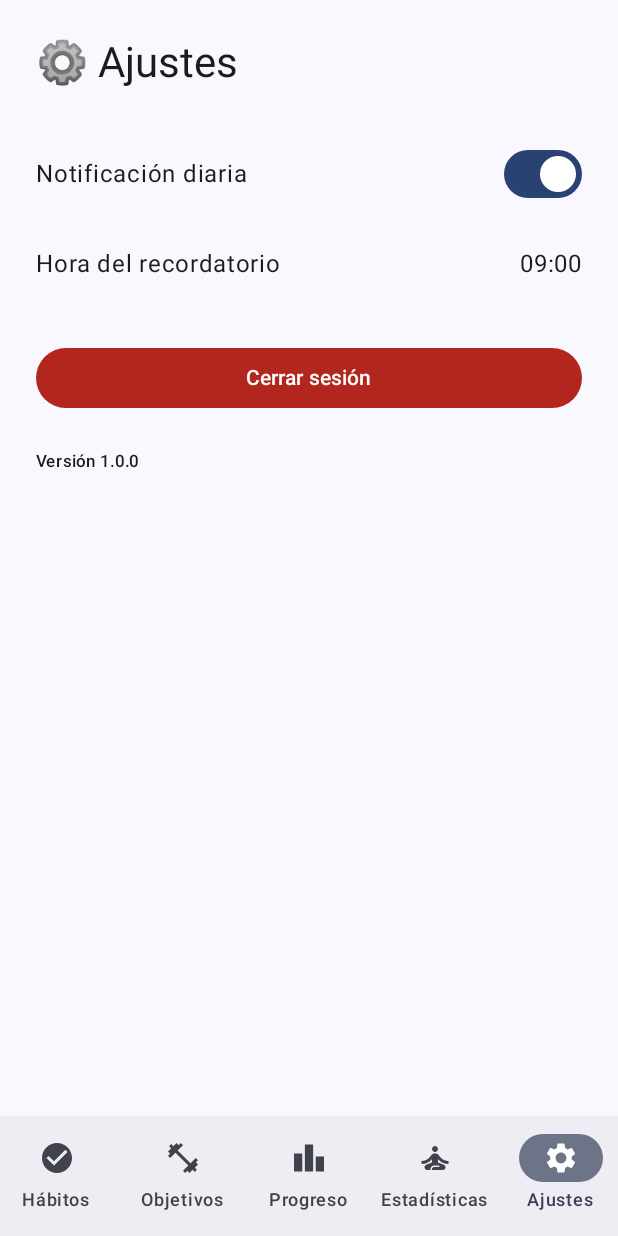
After one commit to Diegoalvmor/Habits360, an Android app built with Jetpack Compose: the SettingsScreen screen opened through its navigation route, on a phone screen of 412 x 824 dp. The commit adds this screen. Run offline under Robolectric (Android 15) with nearby library versions, the phone set to English and light mode, and no system bars; our stand-ins replace Firebase (no records; nobody signed in at launch, a user with empty details on screens opened directly); 2 statements that could not run were skipped.

Commit message:
News:
Added SettingsScreen, manages daily reminder and it's daily hour.

Have to add:

 Control of personal stats in settings screen.

 Maybe more notifications

 Improve UI in general for habits and goals screens.

```diff
--- /dev/null
+++ b/app/src/main/java/com/example/habits360/features/settings/SettingsScreen.kt
@@ -0,0 +1,117 @@
+package com.example.habits360.features.settings
+
+import android.app.TimePickerDialog
+import android.content.Intent
+import androidx.compose.foundation.clickable
+import androidx.compose.foundation.layout.Column
+import androidx.compose.foundation.layout.Row
+import androidx.compose.foundation.layout.Spacer
+import androidx.compose.foundation.layout.fillMaxSize
+import androidx.compose.foundation.layout.fillMaxWidth
+import androidx.compose.foundation.layout.height
+import androidx.compose.foundation.layout.padding
+import androidx.compose.material3.Button
+import androidx.compose.material3.ButtonDefaults
+import androidx.compose.material3.MaterialTheme
+import androidx.compose.material3.Switch
+import androidx.compose.material3.Text
+import androidx.compose.runtime.Composable
+import androidx.compose.runtime.LaunchedEffect
+import androidx.compose.runtime.getValue
+import androidx.compose.runtime.mutableStateOf
+import androidx.compose.runtime.remember
+import androidx.compose.ui.Alignment
+import androidx.compose.ui.Modifier
+import androidx.compose.ui.platform.LocalContext
+import androidx.compose.ui.unit.dp
+import androidx.lifecycle.viewmodel.compose.viewModel
+import androidx.navigation.NavController
+import com.example.habits360.MainActivity
+import com.google.firebase.auth.FirebaseAuth
+
+@Composable
+fun SettingsScreen(
+    viewModel: SettingsViewModel = viewModel(),
+    navController: NavController
+) {
+    val context = LocalContext.current
+
+    LaunchedEffect(Unit) {
+        viewModel.loadSettings(context)
+    }
+
+    val reminderEnabled by viewModel.reminderEnabled
+    val reminderHour by viewModel.reminderHour
+    val reminderMinute by viewModel.reminderMinute
+    val showTimePicker = remember { mutableStateOf(false) }
+
+    Column(
+        modifier = Modifier
+            .fillMaxSize()
+            .padding(24.dp)
+    ) {
+        Text("⚙️ Ajustes", style = MaterialTheme.typography.headlineMedium)
+        Spacer(Modifier.height(32.dp))
+
+        Row(
+            verticalAlignment = Alignment.CenterVertically,
+            modifier = Modifier.fillMaxWidth()
+        ) {
+            Text("Notificación diaria", modifier = Modifier.weight(1f))
+            Switch(
+                checked = reminderEnabled,
+                onCheckedChange = {
+                    viewModel.setReminderEnabled(context, it)
+                    if (it) viewModel.scheduleReminder(context) else viewModel.cancelReminder(context)
+                }
+            )
+        }
+
+        Spacer(Modifier.height(16.dp))
+
+        if (reminderEnabled) {
+            Row(
+                verticalAlignment = Alignment.CenterVertically,
+                modifier = Modifier
+                    .fillMaxWidth()
+                    .clickable { showTimePicker.value = true }
+                    .padding(vertical = 8.dp)
+            ) {
+                Text("Hora del recordatorio", modifier = Modifier.weight(1f))
+                Text(String.format("%02d:%02d", reminderHour, reminderMinute))
+            }
+
+            if (showTimePicker.value) {
+                TimePickerDialog(
+                    context,
+                    { _, hour, minute ->
+                        viewModel.setReminderTime(context, hour, minute)
+                        viewModel.scheduleReminder(context)
+                        showTimePicker.value = false
+                    },
+                    reminderHour,
+                    reminderMinute,
+                    true
+                ).show()
+            }
+        }
+
+        Spacer(Modifier.height(32.dp))
+
+        Button(
+            onClick = {
+                FirebaseAuth.getInstance().signOut()
+                context.startActivity(Intent(context, MainActivity::class.java).apply {
+                    flags = Intent.FLAG_ACTIVITY_NEW_TASK or Intent.FLAG_ACTIVITY_CLEAR_TASK
+                })
+            },
+            modifier = Modifier.fillMaxWidth(),
+            colors = ButtonDefaults.buttonColors(MaterialTheme.colorScheme.error)
+        ) {
+            Text("Cerrar sesión", color = MaterialTheme.colorScheme.onError)
+        }
+
+        Spacer(Modifier.height(24.dp))
+        Text("Versión 1.0.0", style = MaterialTheme.typography.labelSmall)
+    }
+}
--- /dev/null
+++ b/app/src/main/java/com/example/habits360/features/settings/SettingsViewModel.kt
@@ -0,0 +1,81 @@
+package com.example.habits360.features.settings
+
+import android.content.Context
+import androidx.compose.runtime.State
+import androidx.compose.runtime.mutableStateOf
+import androidx.lifecycle.ViewModel
+import androidx.work.ExistingWorkPolicy
+import androidx.work.OneTimeWorkRequestBuilder
+import androidx.work.WorkManager
+import com.example.habits360.features.notifications.worker.HabitReminderWorker
+import java.util.Calendar
+import java.util.concurrent.TimeUnit
+
+class SettingsViewModel : ViewModel() {
+
+    private val _reminderEnabled = mutableStateOf(true)
+    val reminderEnabled: State<Boolean> get() = _reminderEnabled
+
+    private val _reminderHour = mutableStateOf(9)
+    val reminderHour: State<Int> get() = _reminderHour
+
+    private val _reminderMinute = mutableStateOf(0)
+    val reminderMinute: State<Int> get() = _reminderMinute
+
+    fun loadSettings(context: Context) {
+        val prefs = context.getSharedPreferences("settings", Context.MODE_PRIVATE)
+        _reminderEnabled.value = prefs.getBoolean("reminderEnabled", true)
+        _reminderHour.value = prefs.getInt("reminderHour", 9)
+        _reminderMinute.value = prefs.getInt("reminderMinute", 0)
+    }
+
+    fun setReminderEnabled(context: Context, enabled: Boolean) {
+        _reminderEnabled.value = enabled
+        val prefs = context.getSharedPreferences("settings", Context.MODE_PRIVATE)
+        prefs.edit().putBoolean("reminderEnabled", enabled).apply()
+    }
+
+    fun setReminderTime(context: Context, hour: Int, minute: Int) {
+        _reminderHour.value = hour
+        _reminderMinute.value = minute
+        val prefs = context.getSharedPreferences("settings", Context.MODE_PRIVATE)
+        prefs.edit().putInt("reminderHour", hour).putInt("reminderMinute", minute).apply()
+    }
+
+    fun scheduleReminder(context: Context) {
+        val delay = calculateDelay(_reminderHour.value, _reminderMinute.value)
+
+        val request = OneTimeWorkRequestBuilder<HabitReminderWorker>()
+            .setInitialDelay(delay, TimeUnit.MILLISECONDS)
+            .addTag("HabitReminder")
+            .build()
+
+        WorkManager.getInstance(context).enqueueUniqueWork(
+            "DailyHabitReminder",
+            ExistingWorkPolicy.REPLACE, // 👈 Reemplaza si ya existía
+            request
+        )
+    }
+
+
+
+    fun cancelReminder(context: Context) {
+        WorkManager.getInstance(context).cancelUniqueWork("DailyHabitReminder")
+    }
+
+    private fun calculateDelay(hour: Int, minute: Int): Long {
+        val now = Calendar.getInstance()
+        val target = Calendar.getInstance().apply {
+            set(Calendar.HOUR_OF_DAY, hour)
+            set(Calendar.MINUTE, minute)
+            set(Calendar.SECOND, 0)
+            set(Calendar.MILLISECOND, 0)
+        }
+
+        if (target.before(now)) {
+            target.add(Calendar.DAY_OF_MONTH, 1)
+        }
+
+        return target.timeInMillis - now.timeInMillis
+    }
+}
--- a/app/src/main/java/com/example/habits360/ui/navigation/BottomNavBar.kt
+++ b/app/src/main/java/com/example/habits360/ui/navigation/BottomNavBar.kt
@@ -5,6 +5,7 @@ import androidx.compose.material.icons.filled.CheckCircle
 import androidx.compose.material.icons.filled.FitnessCenter
 import androidx.compose.material.icons.filled.Leaderboard
 import androidx.compose.material.icons.filled.SelfImprovement
+import androidx.compose.material.icons.filled.Settings
 import androidx.compose.material3.Icon
 import androidx.compose.material3.NavigationBar
 import androidx.compose.material3.NavigationBarItem
@@ -19,7 +20,9 @@ fun BottomNavBar(navController: NavController) {
         BottomNavItem.Habits,
         BottomNavItem.Goals,
         BottomNavItem.Progress,
-        BottomNavItem.Stats
+        BottomNavItem.Stats,
+        BottomNavItem.Settings
+
     )
     NavigationBar {
         val currentRoute = navController.currentBackStackEntryAsState().value?.destination?.route
@@ -45,4 +48,5 @@ sealed class BottomNavItem(val route: String, val icon: androidx.compose.ui.grap
     object Goals : BottomNavItem("goals", Icons.Default.FitnessCenter, "Objetivos")
     object Progress : BottomNavItem("progress", Icons.Default.Leaderboard, "Progreso")
     object Stats : BottomNavItem("stadistics", Icons.Default.SelfImprovement , "Estadísticas")
+    object Settings : BottomNavItem("settings", Icons.Default.Settings, "Ajustes")
 }
--- a/app/src/main/java/com/example/habits360/ui/navigation/NavGraph.kt
+++ b/app/src/main/java/com/example/habits360/ui/navigation/NavGraph.kt
@@ -8,6 +8,7 @@ import androidx.navigation.compose.composable
 import com.example.habits360.features.goals.GoalsScreen
 import com.example.habits360.features.habits.HabitsScreen
 import com.example.habits360.features.progress.ProgressScreen
+import com.example.habits360.features.settings.SettingsScreen
 import com.example.habits360.features.stadistics.StatsScreen
 
 @Composable
@@ -17,5 +18,6 @@ fun NavGraph(navController: NavHostController, modifier: Modifier = Modifier) {
         composable(BottomNavItem.Goals.route) { GoalsScreen() }
         composable(BottomNavItem.Progress.route) { ProgressScreen() }
         composable(BottomNavItem.Stats.route) { StatsScreen() }
+        composable(BottomNavItem.Settings.route) { SettingsScreen(navController = navController) }
     }
 }
```
Also changed, not shown: app/src/main/java/com/example/habits360/MainActivity.kt (+0 -7 lines), app/src/main/java/com/example/habits360/features/notifications/worker/HabitReminderWorker.kt (+41 -1 lines).
